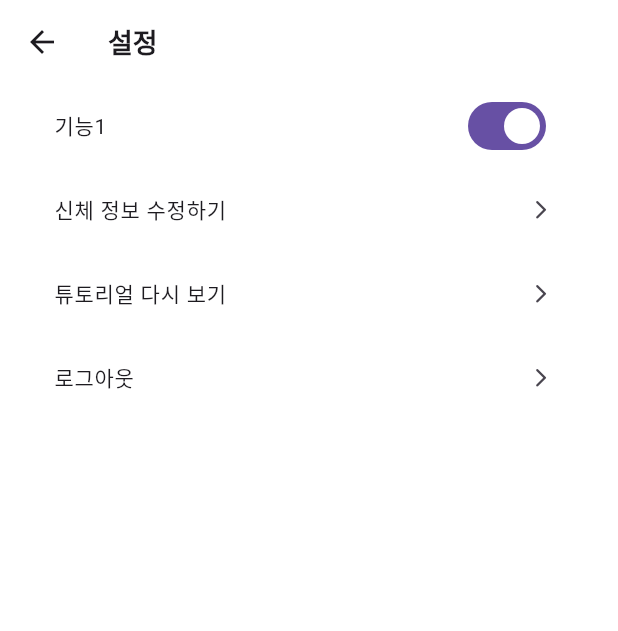
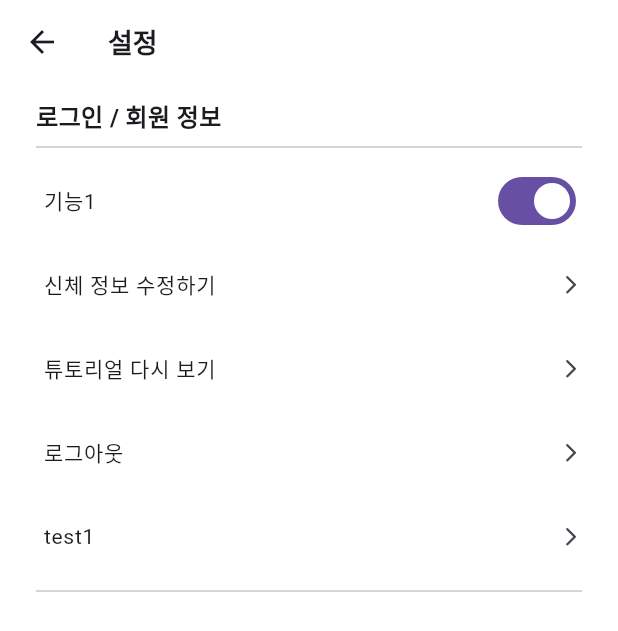
Before and after one commit to salt-bread-tech/nabi, a Flutter app: the SettingsScreen screen opened directly, on a phone screen of 412 x 824 dp. Shown: the top 631 px of the screen. Run offline on Flutter 3.47's test engine with Material 3 defaults, Android fonts, the phone set to English and light mode, and no system bars; our stand-ins replace carousel_slider, date_time_picker, fl_chart, flutter_chat_types, flutter_chat_ui, flutter_spinkit and 5 more; missing offline and left inert: google_ml_kit; network calls fail.

Commit message:
FEAT: 앱 뒤로가기, api 연결 수정
유저 정보 변경하기 및 로그아웃

```diff
--- a/lib/screen/screen_dosage_schedule.dart
+++ b/lib/screen/screen_dosage_schedule.dart
@@ -128,9 +128,11 @@ class _DosageScheduleState extends State<DosageSchedule> {
       appBar: AppBar(
         backgroundColor: Colors.white,
         elevation: 0,
-        leading: IconButton(
-          icon: Icon(Icons.arrow_back_ios), onPressed: () { Navigator.pushNamed(context, '/MyHomePage');},
+        /*leading: IconButton(
+          icon: Icon(Icons.arrow_back_ios),//, onPressed: () { Navigator.pushNamed(context, '/MyHomePage');},
         ),
+
+         */
         title: Text(
           '$nickName님의 복용 일정',
           style: TextStyle(color: Colors.black,fontSize: 17),
--- a/lib/screen/screen_routine.dart
+++ b/lib/screen/screen_routine.dart
@@ -65,7 +65,7 @@ class _RoutineScreenState extends State<RoutineScreen> {
     String routineName = routine['name'];
     String colorCode = routine['color'];
     return ListTile(
-      shape: RoundedRectangleBorder( //<-- SEE HERE
+      shape: RoundedRectangleBorder(
         borderRadius: BorderRadius.circular(10),
       ),
       tileColor: Color(0xFFF2F2F2),
--- a/lib/screen/screen_settings.dart
+++ b/lib/screen/screen_settings.dart
@@ -1,6 +1,10 @@
+import 'dart:ui';
+
+import 'package:doctor_nyang/screen/screen_login.dart';
 import 'package:flutter/material.dart';
 import 'package:flutter/cupertino.dart';
 import 'package:flutter/widgets.dart';
+import '../services/service_auth.dart';
 import '../widgets/widget_bodyInfo.dart';
 
 class SettingsScreen extends StatelessWidget {
@@ -11,37 +15,95 @@ class SettingsScreen extends StatelessWidget {
         title: Text('설정', style: TextStyle(fontSize: 18, fontWeight: FontWeight.w600)),
       ),
       body: Padding(
-        padding: EdgeInsets.symmetric(horizontal: 20),
+        padding: EdgeInsets.symmetric(horizontal: 24,vertical: 10),
         child: Column(
+          crossAxisAlignment: CrossAxisAlignment.start,
           children: [
+            Container(
+              //padding: EdgeInsets.only(left: 15),
+              child: Text('로그인 / 회원 정보', style: TextStyle(fontSize: 16, fontWeight: FontWeight.bold)),
+            ),
+            Divider(),
+            //Text('로그인 / 회원 정보'), Container(width: double.maxFinite,height: 1,color: Colors.grey,),
+            //ontainer(width: double.maxFinite,height: 1,color: Colors.grey,),
             SwitchListTile(
+              contentPadding: EdgeInsets.only(left:5),
               title: Text('기능1', style: TextStyle(fontSize: 14)),
               value: true,
               onChanged: (bool newValue) {},
             ),
-            ListTile(
-              title: Text('신체 정보 수정하기', style: TextStyle(fontSize: 14)),
-              trailing: Icon(Icons.arrow_forward_ios_rounded, size: 15),
+            settingList(title: '신체 정보 수정하기', onTap: (){
+              fetchUserInfo();
+              showDialog(
+                context: context,
+                builder: (BuildContext context) => BodyInfoEditorDialog(),
+              );
+            }),
+            settingList(title: '튜토리얼 다시 보기', onTap: () {  },),
+            settingList(
+              title: '로그아웃',
               onTap: () {
-                showDialog(
+                showCupertinoDialog(
                   context: context,
-                  builder: (BuildContext context) => BodyInfoEditorDialog(),
-                );
-              },
-            ),
-            ListTile(
-              title: Text('튜토리얼 다시 보기', style: TextStyle(fontSize: 14)),
-              trailing: Icon(Icons.arrow_forward_ios_rounded, size: 15),
-              onTap: () {},
-            ),
-            ListTile(
-              title: Text('로그아웃', style: TextStyle(fontSize: 14)),
-              trailing: Icon(Icons.arrow_forward_ios_rounded, size: 15),
-              onTap: () {},
-            ),
+                  builder: (BuildContext context) => LogoutConfirmationDialog(),
+                ); },),
+            settingList(
+              title: 'test1',
+              onTap: () {  },),
+            Divider(),
           ],
         ),
       ),
     );
   }
 }
+class LogoutConfirmationDialog extends StatelessWidget {
+  @override
+  Widget build(BuildContext context) {
+    return CupertinoAlertDialog(
+      title: Text('로그아웃'),
+      content: Text('로그아웃하시겠습니까?'),
+      actions: <Widget>[
+        CupertinoDialogAction(
+          child: Text('취소'),
+          onPressed: () {
+            Navigator.of(context).pop();
+          },
+        ),
+        CupertinoDialogAction(
+          child: Text('로그아웃'),
+          isDestructiveAction: true,
+          onPressed: () {
+            logoutUser();
+            Navigator.pushReplacement(
+              context,
+              MaterialPageRoute(builder: (context) => Login()),
+            );
+            Navigator.of(context).pop();
+          },
+        ),
+      ],
+    );
+  }
+}
+
+class settingList extends StatelessWidget{
+  final String title;
+  final VoidCallback onTap;
+
+  const settingList({
+    Key? key,
+    required this.title,
+    required this.onTap,
+  }):super(key: key);
+
+  @override
+  Widget build(BuildContext context){
+    return ListTile(
+      contentPadding: EdgeInsets.only(left:5),
+      title: Text(title,style: TextStyle(fontSize: 14)),
+      trailing: Icon(Icons.arrow_forward_ios_rounded, size: 15),
+      onTap: onTap,
+    );
+  }
+}
--- a/lib/services/urls.dart
+++ /dev/null
@@ -1,3 +0,0 @@
-//final String baseUrl = "http://localhost:8080";
-
-final String baseUrl = "http://13.125.112.196:8080";
```
Also changed, not shown: lib/main.dart (+8 -4 lines), lib/screen/screen_medicine_regist.dart (+8 -0 lines), lib/services/service_auth.dart (+35 -2 lines), lib/services/service_user.dart (+8 -7 lines), lib/widgets/widget_bodyInfo.dart (+24 -10 lines).
